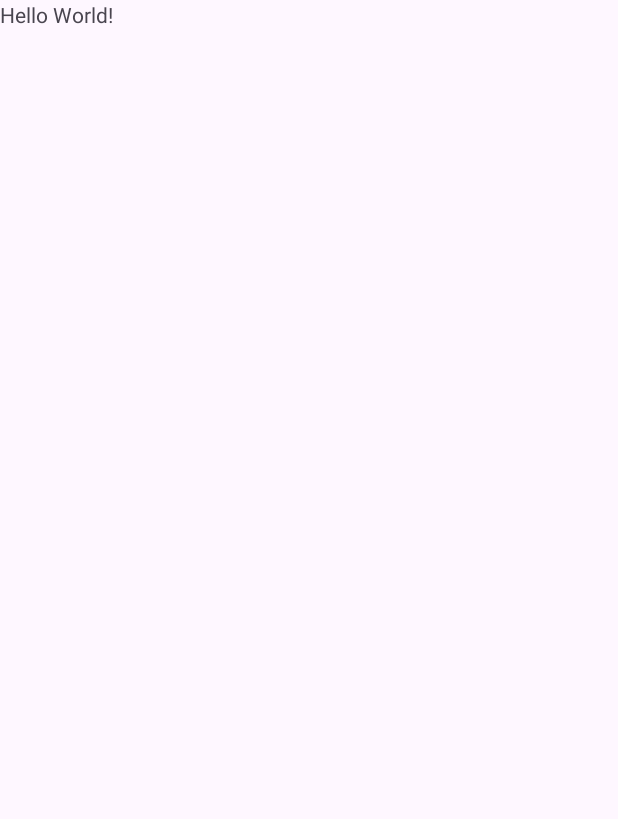
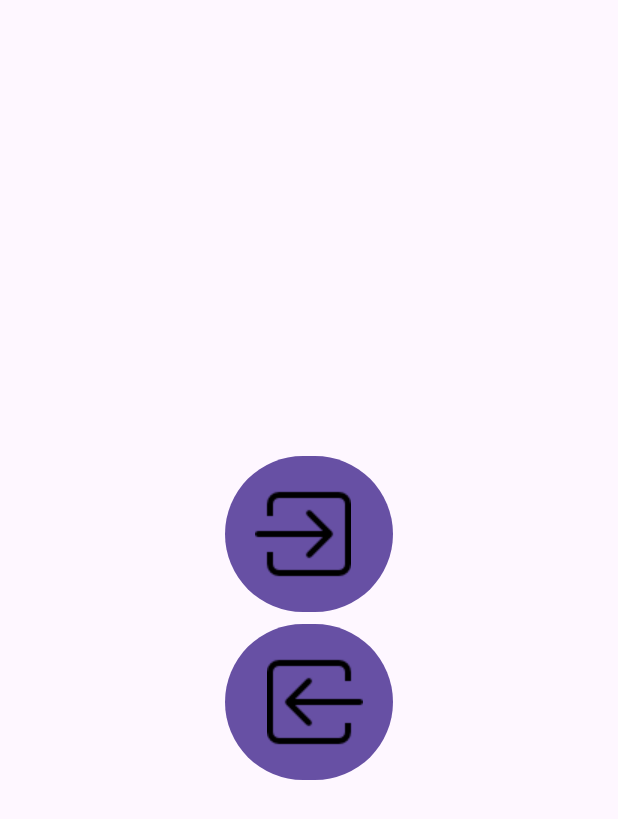
Before and after one commit to mehediinf/EditText, an Android app: the screen it shows after launch (MainActivity), on a phone screen of 412 x 824 dp. Before the commit the part shown is almost empty. Shown: the top 819 px of the screen. Run offline under Robolectric (Android 15) with nearby library versions, the phone set to English and light mode, and no system bars.

Commit message:
Second Commit

```diff
--- a/app/src/main/java/com/example/myapplication/MainActivity.java
+++ b/app/src/main/java/com/example/myapplication/MainActivity.java
@@ -1,6 +1,11 @@
 package com.example.myapplication;
 
+import android.app.SearchManager;
 import android.os.Bundle;
+import android.service.autofill.OnClickAction;
+import android.view.View;
+import android.widget.Button;
+import android.widget.Toast;
 
 import androidx.activity.EdgeToEdge;
 import androidx.appcompat.app.AppCompatActivity;
@@ -8,17 +13,43 @@ import androidx.core.graphics.Insets;
 import androidx.core.view.ViewCompat;
 import androidx.core.view.WindowInsetsCompat;
 
-public class MainActivity extends AppCompatActivity {
+public class MainActivity extends AppCompatActivity implements View.OnClickListener {
+
+    Button button1,button2;
 
     @Override
     protected void onCreate(Bundle savedInstanceState) {
         super.onCreate(savedInstanceState);
-        EdgeToEdge.enable(this);
         setContentView(R.layout.activity_main);
-        ViewCompat.setOnApplyWindowInsetsListener(findViewById(R.id.main), (v, insets) -> {
-            Insets systemBars = insets.getInsets(WindowInsetsCompat.Type.systemBars());
-            v.setPadding(systemBars.left, systemBars.top, systemBars.right, systemBars.bottom);
-            return insets;
-        });
+
+        button1 = findViewById(R.id.button1Id);
+        button2 = findViewById(R.id.button2Id);
+
+
+        button1.setOnClickListener(this);
+        button2.setOnClickListener(this);
+
+
+
+
+
+    }
+
+    @Override
+    public void onClick(View view) {
+
+        if (view.getId() == R.id.button1Id){
+
+            Toast.makeText(MainActivity.this,"Hi Button One",Toast.LENGTH_SHORT).show();
+
+
+        }if (view.getId() == R.id.button2Id){
+
+            Toast.makeText(MainActivity.this,"Hi Button Two",Toast.LENGTH_SHORT).show();
+
+
+        }
+
+
     }
 }
--- a/app/src/main/res/layout/activity_main.xml
+++ b/app/src/main/res/layout/activity_main.xml
@@ -5,15 +5,28 @@
     android:id="@+id/main"
     android:layout_width="match_parent"
     android:layout_height="match_parent"
+    android:orientation="vertical"
+    android:gravity="center"
     tools:context=".MainActivity">
 
-    <TextView
+    <Button
+        android:id="@+id/button1Id"
         android:layout_width="wrap_content"
         android:layout_height="wrap_content"
-        android:text="Hello World!"
-        app:layout_constraintBottom_toBottomOf="parent"
-        app:layout_constraintEnd_toEndOf="parent"
-        app:layout_constraintStart_toStartOf="parent"
-        app:layout_constraintTop_toTopOf="parent" />
+        android:textSize="25sp"
+        android:padding="20dp"
+        android:drawableLeft="@drawable/log"
+        />
+
+    <Button
+        android:id="@+id/button2Id"
+        android:layout_width="wrap_content"
+        android:layout_height="wrap_content"
+        android:drawableEnd="@drawable/login"
+        android:textSize="25sp"
+        android:padding="20dp"
+
+        />
+
 
 </LinearLayout>
```
Also changed, not shown: app/src/main/res/drawable/log.png (added), app/src/main/res/drawable/login.png (added).
